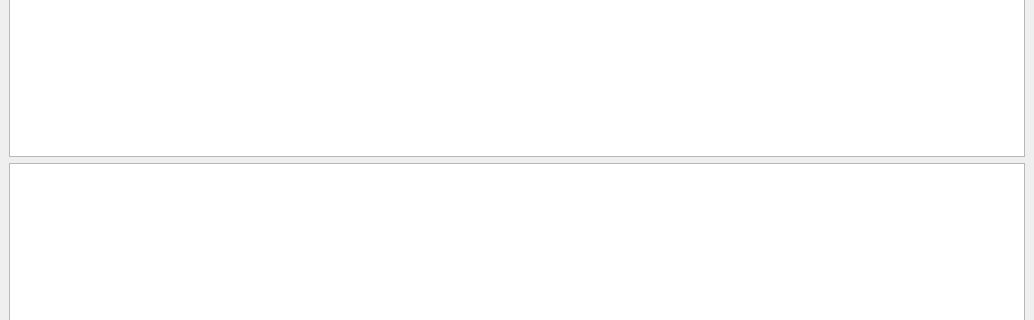
Above: gui/logscreen.ui from TaimoorRana/Risk before the change; both pictures show x 0 to 1034 and y 194 to 514 of the 1034 by 730 pixel window. Below: the same form after it.
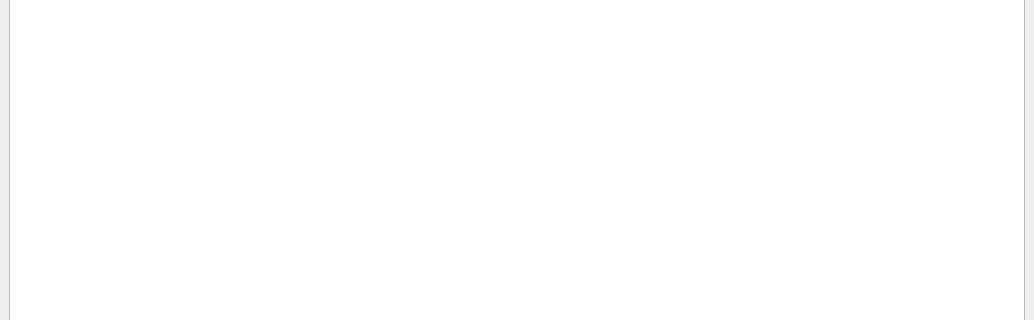
That is the form after the change.

```diff
--- a/gui/logscreen.ui
+++ b/gui/logscreen.ui
@@ -53,17 +53,6 @@
       </item>
      </layout>
     </item>
-    <item>
-     <widget class="QTextEdit" name="textEdit">
-      <property name="html">
-       <string>&lt;!DOCTYPE HTML PUBLIC &quot;-//W3C//DTD HTML 4.0//EN&quot; &quot;http://www.w3.org/TR/REC-html40/strict.dtd&quot;&gt;
-&lt;html&gt;&lt;head&gt;&lt;meta name=&quot;qrichtext&quot; content=&quot;1&quot; /&gt;&lt;style type=&quot;text/css&quot;&gt;
-p, li { white-space: pre-wrap; }
-&lt;/style&gt;&lt;/head&gt;&lt;body style=&quot; font-family:'MS Shell Dlg 2'; font-size:8.25pt; font-weight:400; font-style:normal;&quot;&gt;
-&lt;p style=&quot;-qt-paragraph-type:empty; margin-top:0px; margin-bottom:0px; margin-left:0px; margin-right:0px; -qt-block-indent:0; text-indent:0px;&quot;&gt;&lt;br /&gt;&lt;/p&gt;&lt;/body&gt;&lt;/html&gt;</string>
-      </property>
-     </widget>
-    </item>
    </layout>
   </widget>
   <widget class="QStatusBar" name="statusbar"/>
```
